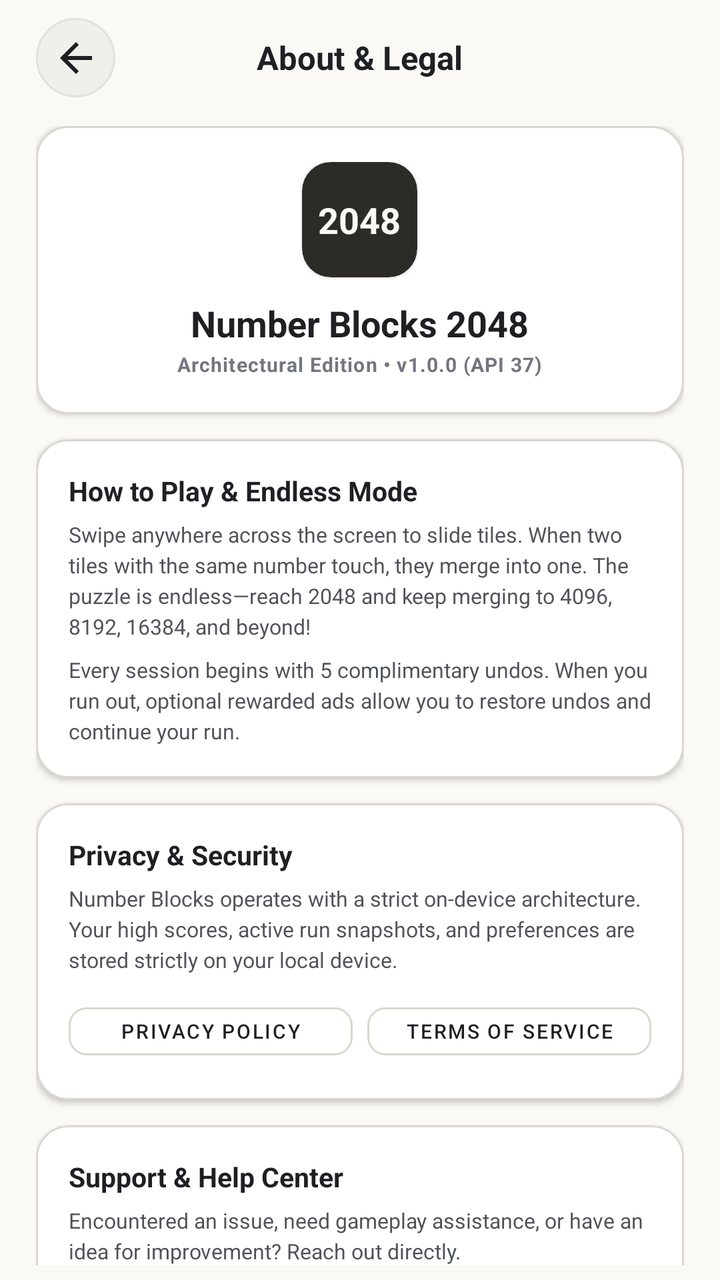
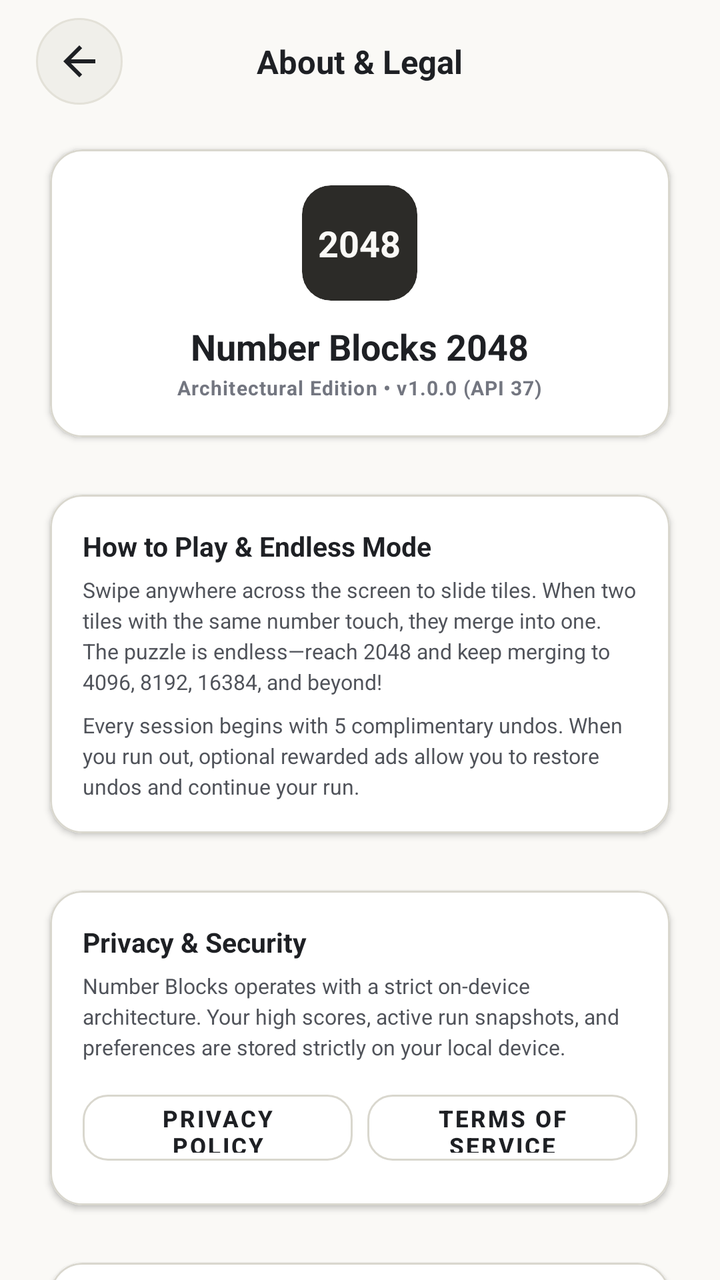

An Android layout rendered at two revisions. The XML below is the earlier revision; the diff shows what the commit changed to produce the second picture.
<!-- AndroidManifest.xml: application theme Theme.NumberBlocks -->
<!-- res/layout/activity_info.xml -->
<?xml version="1.0" encoding="utf-8"?>
<LinearLayout xmlns:android="http://schemas.android.com/apk/res/android"
    xmlns:app="http://schemas.android.com/apk/res-auto"
    android:id="@+id/info_root"
    android:layout_width="match_parent"
    android:layout_height="match_parent"
    android:background="#FAF9F6"
    android:orientation="vertical"
    android:paddingStart="@dimen/dp_20"
    android:paddingEnd="@dimen/dp_20"
    android:paddingTop="@dimen/dp_10"
    android:paddingBottom="@dimen/dp_8">

    
    <RelativeLayout
        android:layout_width="match_parent"
        android:layout_height="wrap_content"
        android:layout_marginBottom="@dimen/dp_16">

        <ImageButton
            android:id="@+id/btn_info_back"
            android:layout_width="@dimen/dp_44"
            android:layout_height="@dimen/dp_44"
            android:layout_alignParentStart="true"
            android:layout_centerVertical="true"
            android:background="@drawable/btn_circle_surface"
            android:contentDescription="@string/cd_back"
            android:padding="@dimen/dp_11"
            android:src="@drawable/ic_arrow_back"
            app:tint="#1E2024" />

        <TextView
            android:id="@+id/tv_info_header"
            android:layout_width="wrap_content"
            android:layout_height="wrap_content"
            android:layout_centerInParent="true"
            android:text="@string/info_title"
            android:textColor="#1E2024"
            android:textSize="@dimen/sp_18"
            android:textStyle="bold" />
    </RelativeLayout>

    
    <ScrollView
        android:layout_width="match_parent"
        android:layout_height="0dp"
        android:layout_weight="1"
        android:fillViewport="true"
        android:scrollbars="none">

        <LinearLayout
            android:layout_width="match_parent"
            android:layout_height="wrap_content"
            android:orientation="vertical">

            
            <com.google.android.material.card.MaterialCardView
                android:layout_width="match_parent"
                android:layout_height="wrap_content"
                android:layout_marginBottom="@dimen/dp_14"
                app:cardBackgroundColor="#FFFFFF"
                app:cardCornerRadius="@dimen/dp_18"
                app:cardElevation="@dimen/dp_2"
                app:strokeColor="#D9D7CE"
                app:strokeWidth="@dimen/dp_1">

                <LinearLayout
                    android:layout_width="match_parent"
                    android:layout_height="wrap_content"
                    android:gravity="center_horizontal"
                    android:orientation="vertical"
                    android:padding="@dimen/dp_20">

                    
                    <com.google.android.material.card.MaterialCardView
                        android:layout_width="@dimen/dp_64"
                        android:layout_height="@dimen/dp_64"
                        app:cardBackgroundColor="#2C2B28"
                        app:cardCornerRadius="@dimen/dp_16"
                        app:strokeWidth="0dp">

                        <TextView
                            android:layout_width="wrap_content"
                            android:layout_height="wrap_content"
                            android:layout_gravity="center"
                            android:text="@string/title_2048"
                            android:textColor="#FAF9F6"
                            android:textSize="@dimen/sp_20"
                            android:textStyle="bold" />
                    </com.google.android.material.card.MaterialCardView>

                    <TextView
                        android:layout_width="wrap_content"
                        android:layout_height="wrap_content"
                        android:layout_marginTop="@dimen/dp_12"
                        android:text="@string/info_app_title"
                        android:textColor="#1E2024"
                        android:textSize="@dimen/sp_20"
                        android:textStyle="bold" />

                    <TextView
                        android:layout_width="wrap_content"
                        android:layout_height="wrap_content"
                        android:layout_marginTop="@dimen/dp_2"
                        android:letterSpacing="0.04"
                        android:text="@string/info_app_subtitle"
                        android:textColor="#737680"
                        android:textSize="@dimen/sp_11"
                        android:textStyle="bold" />
                </LinearLayout>
            </com.google.android.material.card.MaterialCardView>

            
            <com.google.android.material.card.MaterialCardView
                android:layout_width="match_parent"
                android:layout_height="wrap_content"
                android:layout_marginBottom="@dimen/dp_14"
                app:cardBackgroundColor="#FFFFFF"
                app:cardCornerRadius="@dimen/dp_18"
                app:cardElevation="@dimen/dp_2"
                app:strokeColor="#D9D7CE"
                app:strokeWidth="@dimen/dp_1">

                <LinearLayout
                    android:layout_width="match_parent"
                    android:layout_height="wrap_content"
                    android:orientation="vertical"
                    android:padding="@dimen/dp_18">

                    <TextView
                        android:layout_width="wrap_content"
                        android:layout_height="wrap_content"
                        android:text="@string/info_rules_title"
                        android:textColor="#1E2024"
                        android:textSize="@dimen/sp_15"
                        android:textStyle="bold" />

                    <TextView
                        android:layout_width="wrap_content"
                        android:layout_height="wrap_content"
                        android:layout_marginTop="@dimen/dp_6"
                        android:lineSpacingMultiplier="1.2"
                        android:text="@string/info_rules_desc"
                        android:textColor="#50535A"
                        android:textSize="@dimen/sp_12" />

                    <TextView
                        android:layout_width="wrap_content"
                        android:layout_height="wrap_content"
                        android:layout_marginTop="@dimen/dp_8"
                        android:lineSpacingMultiplier="1.2"
                        android:text="@string/info_undo_desc"
                        android:textColor="#50535A"
                        android:textSize="@dimen/sp_12" />
                </LinearLayout>
            </com.google.android.material.card.MaterialCardView>

            
            <com.google.android.material.card.MaterialCardView
                android:layout_width="match_parent"
                android:layout_height="wrap_content"
                android:layout_marginBottom="@dimen/dp_14"
                app:cardBackgroundColor="#FFFFFF"
                app:cardCornerRadius="@dimen/dp_18"
                app:cardElevation="@dimen/dp_2"
                app:strokeColor="#D9D7CE"
                app:strokeWidth="@dimen/dp_1">

                <LinearLayout
                    android:layout_width="match_parent"
                    android:layout_height="wrap_content"
                    android:orientation="vertical"
                    android:padding="@dimen/dp_18">

                    <TextView
                        android:layout_width="wrap_content"
                        android:layout_height="wrap_content"
                        android:text="@string/info_privacy_title"
                        android:textColor="#1E2024"
                        android:textSize="@dimen/sp_15"
                        android:textStyle="bold" />

                    <TextView
                        android:layout_width="wrap_content"
                        android:layout_height="wrap_content"
                        android:layout_marginTop="@dimen/dp_6"
                        android:lineSpacingMultiplier="1.2"
                        android:text="@string/info_privacy_desc"
                        android:textColor="#50535A"
                        android:textSize="@dimen/sp_12" />

                    <LinearLayout
                        android:layout_width="match_parent"
                        android:layout_height="wrap_content"
                        android:layout_marginTop="@dimen/dp_12"
                        android:orientation="horizontal">

                        <Button
                            android:id="@+id/btn_info_privacy"
                            style="@style/Widget.MaterialComponents.Button.OutlinedButton"
                            android:layout_width="0dp"
                            android:layout_height="@dimen/dp_40"
                            android:layout_marginEnd="@dimen/dp_4"
                            android:layout_weight="1"
                            android:text="@string/btn_privacy_policy"
                            android:textColor="#1E2024"
                            android:textSize="@dimen/sp_11"
                            app:cornerRadius="@dimen/dp_10"
                            app:strokeColor="#D9D7CE" />

                        <Button
                            android:id="@+id/btn_info_terms"
                            style="@style/Widget.MaterialComponents.Button.OutlinedButton"
                            android:layout_width="0dp"
                            android:layout_height="@dimen/dp_40"
                            android:layout_marginStart="@dimen/dp_4"
                            android:layout_weight="1"
                            android:text="@string/btn_terms_service"
                            android:textColor="#1E2024"
                            android:textSize="@dimen/sp_11"
                            app:cornerRadius="@dimen/dp_10"
                            app:strokeColor="#D9D7CE" />
                    </LinearLayout>
                </LinearLayout>
            </com.google.android.material.card.MaterialCardView>

            
            <com.google.android.material.card.MaterialCardView
                android:layout_width="match_parent"
                android:layout_height="wrap_content"
                android:layout_marginBottom="@dimen/dp_14"
                app:cardBackgroundColor="#FFFFFF"
                app:cardCornerRadius="@dimen/dp_18"
                app:cardElevation="@dimen/dp_2"
                app:strokeColor="#D9D7CE"
                app:strokeWidth="@dimen/dp_1">

                <LinearLayout
                    android:layout_width="match_parent"
                    android:layout_height="wrap_content"
                    android:orientation="vertical"
                    android:padding="@dimen/dp_18">

                    <TextView
                        android:layout_width="wrap_content"
                        android:layout_height="wrap_content"
                        android:text="@string/info_support_title"
                        android:textColor="#1E2024"
                        android:textSize="@dimen/sp_15"
                        android:textStyle="bold" />

                    <TextView
                        android:layout_width="wrap_content"
                        android:layout_height="wrap_content"
                        android:layout_marginTop="@dimen/dp_6"
                        android:lineSpacingMultiplier="1.2"
                        android:text="@string/info_support_desc"
                        android:textColor="#50535A"
                        android:textSize="@dimen/sp_12" />

                    <LinearLayout
                        android:layout_width="match_parent"
                        android:layout_height="wrap_content"
                        android:layout_marginTop="@dimen/dp_12"
                        android:orientation="horizontal">

                        <Button
                            android:id="@+id/btn_info_support"
                            style="@style/Widget.MaterialComponents.Button.OutlinedButton"
                            android:layout_width="0dp"
                            android:layout_height="@dimen/dp_40"
                            android:layout_marginEnd="@dimen/dp_4"
                            android:layout_weight="1"
                            android:text="@string/btn_support_center"
                            android:textColor="#1E2024"
                            android:textSize="@dimen/sp_11"
                            app:cornerRadius="@dimen/dp_10"
                            app:strokeColor="#D9D7CE" />

                        <Button
                            android:id="@+id/btn_info_email"
                            style="@style/Widget.MaterialComponents.Button.OutlinedButton"
                            android:layout_width="0dp"
                            android:layout_height="@dimen/dp_40"
                            android:layout_marginStart="@dimen/dp_4"
                            android:layout_weight="1"
                            android:text="@string/btn_email_developer"
                            android:textColor="#1E2024"
                            android:textSize="@dimen/sp_11"
                            app:cornerRadius="@dimen/dp_10"
                            app:strokeColor="#D9D7CE" />
                    </LinearLayout>
                </LinearLayout>
            </com.google.android.material.card.MaterialCardView>

            
            <com.google.android.material.card.MaterialCardView
                android:layout_width="match_parent"
                android:layout_height="wrap_content"
                android:layout_marginBottom="@dimen/dp_20"
                app:cardBackgroundColor="#FFFFFF"
                app:cardCornerRadius="@dimen/dp_18"
                app:cardElevation="@dimen/dp_2"
                app:strokeColor="#D9D7CE"
                app:strokeWidth="@dimen/dp_1">

                <LinearLayout
                    android:layout_width="match_parent"
                    android:layout_height="wrap_content"
                    android:orientation="vertical"
                    android:padding="@dimen/dp_18">

                    <TextView
                        android:layout_width="wrap_content"
                        android:layout_height="wrap_content"
                        android:text="@string/info_developer_title"
                        android:textColor="#1E2024"
                        android:textSize="@dimen/sp_15"
                        android:textStyle="bold" />

                    <TextView
                        android:layout_width="wrap_content"
                        android:layout_height="wrap_content"
                        android:layout_marginTop="@dimen/dp_6"
                        android:text="@string/info_developer"
                        android:textColor="#50535A"
                        android:textSize="@dimen/sp_12" />

                    <Button
                        android:id="@+id/btn_info_portfolio"
                        style="@style/Widget.MaterialComponents.Button"
                        android:layout_width="match_parent"
                        android:layout_height="@dimen/dp_40"
                        android:layout_marginTop="@dimen/dp_12"
                        android:backgroundTint="#1E2024"
                        android:text="@string/btn_portfolio"
                        android:textColor="#FFFFFF"
                        android:textSize="@dimen/sp_11"
                        android:textStyle="bold"
                        app:cornerRadius="@dimen/dp_10" />
                </LinearLayout>
            </com.google.android.material.card.MaterialCardView>

        </LinearLayout>
    </ScrollView>

</LinearLayout>
<!-- resources referenced by this layout -->
<resources>
  <dimen name="dp_1">1.00dp</dimen>
  <dimen name="dp_10">10.00dp</dimen>
  <dimen name="dp_11">11.00dp</dimen>
  <dimen name="dp_12">12.00dp</dimen>
  <dimen name="dp_14">14.00dp</dimen>
  <dimen name="dp_16">16.00dp</dimen>
  <dimen name="dp_18">18.00dp</dimen>
  <dimen name="dp_2">2.00dp</dimen>
  <dimen name="dp_20">20.00dp</dimen>
  <dimen name="dp_4">4.00dp</dimen>
  <dimen name="dp_40">40.00dp</dimen>
  <dimen name="dp_44">44.00dp</dimen>
  <dimen name="dp_6">6.00dp</dimen>
  <dimen name="dp_64">64.00dp</dimen>
  <dimen name="dp_8">8.00dp</dimen>
  <dimen name="sp_11">11.00sp</dimen>
  <dimen name="sp_12">12.00sp</dimen>
  <dimen name="sp_15">15.00sp</dimen>
  <dimen name="sp_18">18.00sp</dimen>
  <dimen name="sp_20">20.00sp</dimen>
  <!-- drawable btn_circle_surface (drawable) -->
  <?xml version="1.0" encoding="utf-8"?>
  <ripple xmlns:android="http://schemas.android.com/apk/res/android"
      android:color="#20000000">
      <item>
          <shape android:shape="oval">
              <solid android:color="#F0EFEA" />
              <stroke android:width="@dimen/dp_1" android:color="#E3E1D8" />
          </shape>
      </item>
  </ripple>
  <string name="btn_email_developer">Email Developer</string>
  <string name="btn_portfolio">Developer Portfolio</string>
  <string name="btn_privacy_policy">Privacy Policy</string>
  <string name="btn_support_center">Help &amp; Support Center</string>
  <string name="btn_terms_service">Terms of Service</string>
  <string name="cd_back">Back</string>
  <string name="info_app_subtitle">Architectural Edition • v1.0.0 (API 37)</string>
  <string name="info_app_title">Number Blocks 2048</string>
  <string name="info_developer">Designed &amp; Engineered by Rasid Ekbal</string>
  <string name="info_developer_title">Credits &amp; Engineering</string>
  <string name="info_privacy_desc">Number Blocks operates with a strict on-device architecture. Your high scores, active run snapshots, and preferences are stored strictly on your local device.</string>
  <string name="info_privacy_title">Privacy &amp; Security</string>
  <string name="info_rules_desc">Swipe anywhere across the screen to slide tiles. When two tiles with the same number touch, they merge into one. The puzzle is endless—reach 2048 and keep merging to 4096, 8192, 16384, and beyond!</string>
  <string name="info_rules_title">How to Play &amp; Endless Mode</string>
  <string name="info_support_desc">Encountered an issue, need gameplay assistance, or have an idea for improvement? Reach out directly.</string>
  <string name="info_support_title">Support &amp; Help Center</string>
  <string name="info_title">About &amp; Legal</string>
  <string name="info_undo_desc">Every session begins with 5 complimentary undos. When you run out, optional rewarded ads allow you to restore undos and continue your run.</string>
  <string name="title_2048">2048</string>
  <color name="primary">#1E2024</color>
  <color name="primary_variant">#161719</color>
  <color name="secondary">#5A5D66</color>
  <color name="background">#FAF9F6</color>
  <!-- unchanged entries left out for length: 2 -->
</resources>

<!-- the commit's change to res/layout/activity_info.xml (unified diff, before → after) -->
@@ -6,6 +6,8 @@
     android:layout_height="match_parent"
     android:background="#FAF9F6"
     android:orientation="vertical"
+    android:clipChildren="false"
+    android:clipToPadding="false"
     android:paddingStart="@dimen/dp_20"
     android:paddingEnd="@dimen/dp_20"
     android:paddingTop="@dimen/dp_10"
@@ -19,13 +21,13 @@
 
         <ImageButton
             android:id="@+id/btn_info_back"
-            android:layout_width="@dimen/dp_44"
-            android:layout_height="@dimen/dp_44"
+            android:layout_width="@dimen/dp_48"
+            android:layout_height="@dimen/dp_48"
             android:layout_alignParentStart="true"
             android:layout_centerVertical="true"
             android:background="@drawable/btn_circle_surface"
             android:contentDescription="@string/cd_back"
-            android:padding="@dimen/dp_11"
+            android:padding="@dimen/dp_12"
             android:src="@drawable/ic_arrow_back"
             app:tint="#1E2024" />
 
@@ -46,11 +48,15 @@
         android:layout_height="0dp"
         android:layout_weight="1"
         android:fillViewport="true"
+        android:clipChildren="false"
+        android:clipToPadding="false"
         android:scrollbars="none">
 
         <LinearLayout
             android:layout_width="match_parent"
             android:layout_height="wrap_content"
+            android:clipChildren="false"
+            android:clipToPadding="false"
             android:orientation="vertical">
 
             
@@ -61,6 +67,7 @@
                 app:cardBackgroundColor="#FFFFFF"
                 app:cardCornerRadius="@dimen/dp_18"
                 app:cardElevation="@dimen/dp_2"
+                app:cardUseCompatPadding="true"
                 app:strokeColor="#D9D7CE"
                 app:strokeWidth="@dimen/dp_1">
 
@@ -77,6 +84,7 @@
                         android:layout_height="@dimen/dp_64"
                         app:cardBackgroundColor="#2C2B28"
                         app:cardCornerRadius="@dimen/dp_16"
+                        app:cardElevation="0dp"
                         app:strokeWidth="0dp">
 
                         <TextView
@@ -118,6 +126,7 @@
                 app:cardBackgroundColor="#FFFFFF"
                 app:cardCornerRadius="@dimen/dp_18"
                 app:cardElevation="@dimen/dp_2"
+                app:cardUseCompatPadding="true"
                 app:strokeColor="#D9D7CE"
                 app:strokeWidth="@dimen/dp_1">
 
@@ -163,6 +172,7 @@
                 app:cardBackgroundColor="#FFFFFF"
                 app:cardCornerRadius="@dimen/dp_18"
                 app:cardElevation="@dimen/dp_2"
+                app:cardUseCompatPadding="true"
                 app:strokeColor="#D9D7CE"
                 app:strokeWidth="@dimen/dp_1">
 
@@ -199,26 +209,28 @@
                             android:id="@+id/btn_info_privacy"
                             style="@style/Widget.MaterialComponents.Button.OutlinedButton"
                             android:layout_width="0dp"
-                            android:layout_height="@dimen/dp_40"
+                            android:layout_height="@dimen/dp_50"
                             android:layout_marginEnd="@dimen/dp_4"
                             android:layout_weight="1"
                             android:text="@string/btn_privacy_policy"
                             android:textColor="#1E2024"
-                            android:textSize="@dimen/sp_11"
-                            app:cornerRadius="@dimen/dp_10"
+                            android:textSize="@dimen/sp_13"
+                            android:textStyle="bold"
+                            app:cornerRadius="@dimen/dp_14"
                             app:strokeColor="#D9D7CE" />
 
                         <Button
                             android:id="@+id/btn_info_terms"
                             style="@style/Widget.MaterialComponents.Button.OutlinedButton"
                             android:layout_width="0dp"
-                            android:layout_height="@dimen/dp_40"
+                            android:layout_height="@dimen/dp_50"
                             android:layout_marginStart="@dimen/dp_4"
                             android:layout_weight="1"
                             android:text="@string/btn_terms_service"
                             android:textColor="#1E2024"
-                            android:textSize="@dimen/sp_11"
-                            app:cornerRadius="@dimen/dp_10"
+                            android:textSize="@dimen/sp_13"
+                            android:textStyle="bold"
+                            app:cornerRadius="@dimen/dp_14"
                             app:strokeColor="#D9D7CE" />
                     </LinearLayout>
                 </LinearLayout>
@@ -232,6 +244,7 @@
                 app:cardBackgroundColor="#FFFFFF"
                 app:cardCornerRadius="@dimen/dp_18"
                 app:cardElevation="@dimen/dp_2"
+                app:cardUseCompatPadding="true"
                 app:strokeColor="#D9D7CE"
                 app:strokeWidth="@dimen/dp_1">
 
@@ -268,26 +281,28 @@
                             android:id="@+id/btn_info_support"
                             style="@style/Widget.MaterialComponents.Button.OutlinedButton"
                             android:layout_width="0dp"
-                            android:layout_height="@dimen/dp_40"
+                            android:layout_height="@dimen/dp_50"
                             android:layout_marginEnd="@dimen/dp_4"
                             android:layout_weight="1"
                             android:text="@string/btn_support_center"
                             android:textColor="#1E2024"
-                            android:textSize="@dimen/sp_11"
-                            app:cornerRadius="@dimen/dp_10"
+                            android:textSize="@dimen/sp_13"
+                            android:textStyle="bold"
+                            app:cornerRadius="@dimen/dp_14"
                             app:strokeColor="#D9D7CE" />
 
                         <Button
                             android:id="@+id/btn_info_email"
                             style="@style/Widget.MaterialComponents.Button.OutlinedButton"
                             android:layout_width="0dp"
-                            android:layout_height="@dimen/dp_40"
+                            android:layout_height="@dimen/dp_50"
                             android:layout_marginStart="@dimen/dp_4"
                             android:layout_weight="1"
                             android:text="@string/btn_email_developer"
                             android:textColor="#1E2024"
-                            android:textSize="@dimen/sp_11"
-                            app:cornerRadius="@dimen/dp_10"
+                            android:textSize="@dimen/sp_13"
+                            android:textStyle="bold"
+                            app:cornerRadius="@dimen/dp_14"
                             app:strokeColor="#D9D7CE" />
                     </LinearLayout>
                 </LinearLayout>
@@ -301,6 +316,7 @@
                 app:cardBackgroundColor="#FFFFFF"
                 app:cardCornerRadius="@dimen/dp_18"
                 app:cardElevation="@dimen/dp_2"
+                app:cardUseCompatPadding="true"
                 app:strokeColor="#D9D7CE"
                 app:strokeWidth="@dimen/dp_1">
 
@@ -328,16 +344,16 @@
 
                     <Button
                         android:id="@+id/btn_info_portfolio"
-                        style="@style/Widget.MaterialComponents.Button"
+                        style="@style/GameButton.Primary"
                         android:layout_width="match_parent"
-                        android:layout_height="@dimen/dp_40"
+                        android:layout_height="@dimen/dp_52"
                         android:layout_marginTop="@dimen/dp_12"
                         android:backgroundTint="#1E2024"
                         android:text="@string/btn_portfolio"
                         android:textColor="#FFFFFF"
-                        android:textSize="@dimen/sp_11"
+                        android:textSize="@dimen/sp_14"
                         android:textStyle="bold"
-                        app:cornerRadius="@dimen/dp_10" />
+                        app:cornerRadius="@dimen/dp_16" />
                 </LinearLayout>
             </com.google.android.material.card.MaterialCardView>
 
<!-- resource entries referenced after the edit -->
@@ -2,7 +2,6 @@
 <resources>
   <dimen name="dp_1">1.00dp</dimen>
   <dimen name="dp_10">10.00dp</dimen>
-  <dimen name="dp_11">11.00dp</dimen>
   <dimen name="dp_12">12.00dp</dimen>
   <dimen name="dp_14">14.00dp</dimen>
   <dimen name="dp_16">16.00dp</dimen>
@@ -10,13 +9,16 @@
   <dimen name="dp_2">2.00dp</dimen>
   <dimen name="dp_20">20.00dp</dimen>
   <dimen name="dp_4">4.00dp</dimen>
-  <dimen name="dp_40">40.00dp</dimen>
-  <dimen name="dp_44">44.00dp</dimen>
+  <dimen name="dp_48">48.00dp</dimen>
+  <dimen name="dp_50">50.00dp</dimen>
+  <dimen name="dp_52">52.00dp</dimen>
   <dimen name="dp_6">6.00dp</dimen>
   <dimen name="dp_64">64.00dp</dimen>
   <dimen name="dp_8">8.00dp</dimen>
   <dimen name="sp_11">11.00sp</dimen>
   <dimen name="sp_12">12.00sp</dimen>
+  <dimen name="sp_13">13.00sp</dimen>
+  <dimen name="sp_14">14.00sp</dimen>
   <dimen name="sp_15">15.00sp</dimen>
   <dimen name="sp_18">18.00sp</dimen>
   <dimen name="sp_20">20.00sp</dimen>
@@ -50,6 +52,16 @@
   <string name="info_title">About &amp; Legal</string>
   <string name="info_undo_desc">Every session begins with 5 complimentary undos. When you run out, optional rewarded ads allow you to restore undos and continue your run.</string>
   <string name="title_2048">2048</string>
+  <style name="GameButton.Primary" parent="Widget.MaterialComponents.Button">
+          <item name="android:layout_height">@dimen/dp_54</item>
+          <item name="android:textSize">@dimen/sp_15</item>
+          <item name="android:textStyle">bold</item>
+          <item name="cornerRadius">@dimen/dp_16</item>
+          <item name="android:insetTop">0dp</item>
+          <item name="android:insetBottom">0dp</item>
+          <item name="android:letterSpacing">0.02</item>
+      </style>
+  <dimen name="dp_54">54.00dp</dimen>
   <color name="primary">#1E2024</color>
   <color name="primary_variant">#161719</color>
   <color name="secondary">#5A5D66</color>
